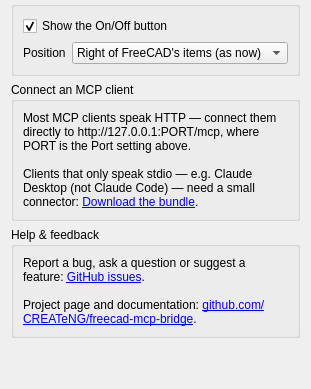
The window that freecad/mcp_bridge/Resources/Ui/preferences.ui (CREATeNG/freecad-mcp-bridge) describes before a commit, drawn with Qt 5; both pictures show x 0 to 311 and y 229 to 618 of the 311 by 618 pixel window.
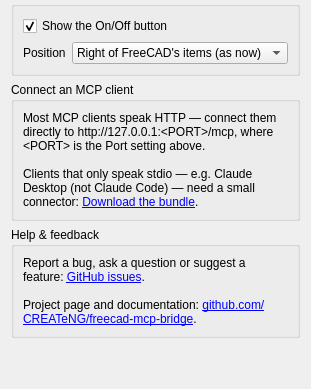
The same window after the commit. Custom widgets are drawn as their Qt base class.

Commit message:
Preferences: write the port placeholder as <PORT>
The "Connect an MCP client" text now reads
http://127.0.0.1:<PORT>/mcp, the conventional form for a placeholder.
The .ui escapes the angle brackets twice so Qt's rich text shows them
rather than dropping <PORT> as an unknown tag.

Matter: t3w3y0w8

The edit to the form file:
```diff
--- a/freecad/mcp_bridge/Resources/Ui/preferences.ui
+++ b/freecad/mcp_bridge/Resources/Ui/preferences.ui
@@ -235,7 +235,7 @@
          <enum>Qt::RichText</enum>
         </property>
         <property name="text">
-         <string>Most MCP clients speak HTTP — connect them directly to http://127.0.0.1:PORT/mcp, where PORT is the Port setting above.&lt;br/&gt;&lt;br/&gt;Clients that only speak stdio — e.g. Claude Desktop (not Claude Code) — need a small connector: &lt;a href="https://github.com/CREATeNG/freecad-mcp-bridge/releases/latest/download/freecad-mcp-bridge.mcpb"&gt;Download the bundle&lt;/a&gt;.</string>
+         <string>Most MCP clients speak HTTP — connect them directly to http://127.0.0.1:&amp;lt;PORT&amp;gt;/mcp, where &amp;lt;PORT&amp;gt; is the Port setting above.&lt;br/&gt;&lt;br/&gt;Clients that only speak stdio — e.g. Claude Desktop (not Claude Code) — need a small connector: &lt;a href="https://github.com/CREATeNG/freecad-mcp-bridge/releases/latest/download/freecad-mcp-bridge.mcpb"&gt;Download the bundle&lt;/a&gt;.</string>
         </property>
         <property name="wordWrap">
          <bool>true</bool>
```
